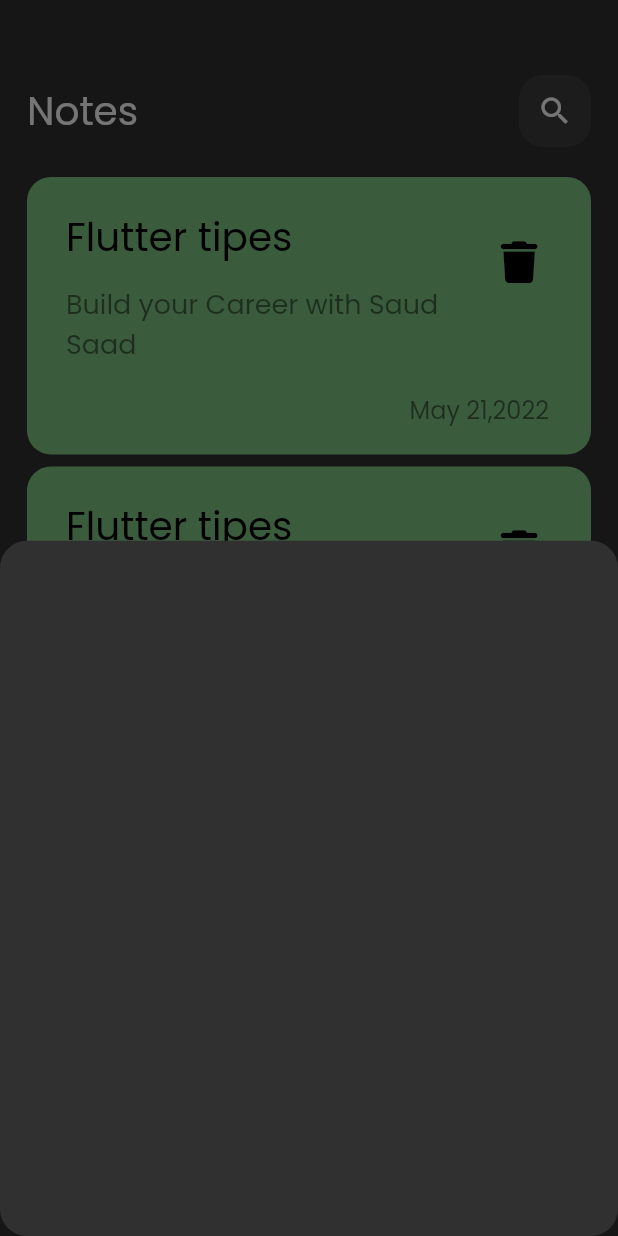
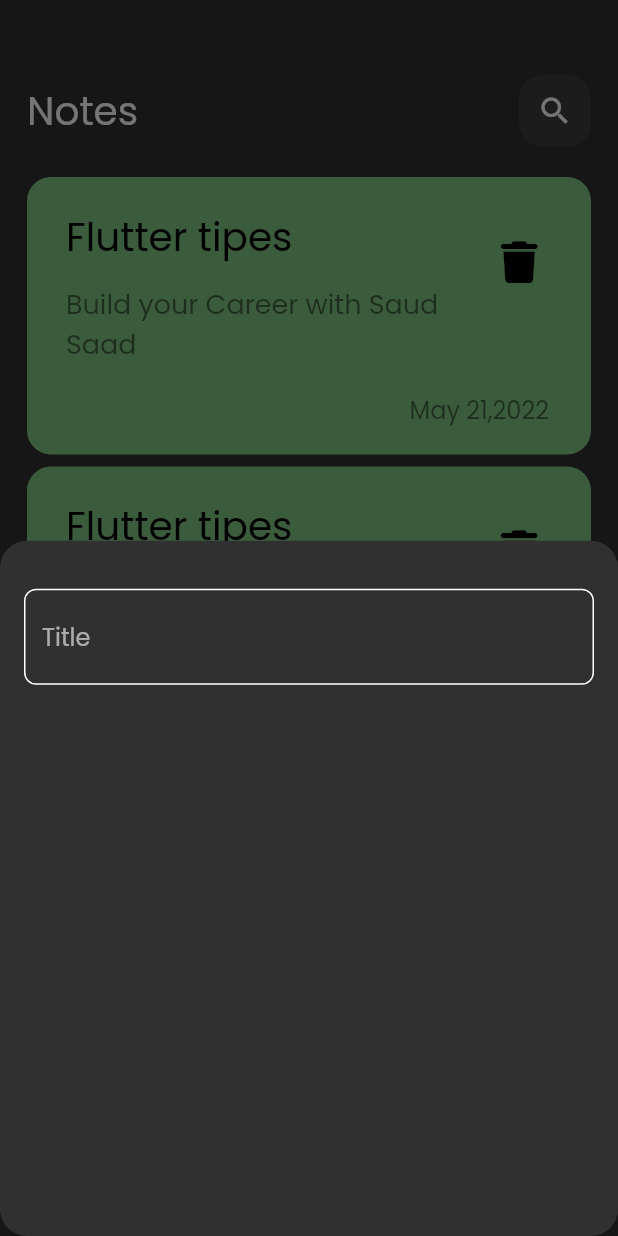
Before and after one commit to Saud2712/Notes_app, a Flutter app: the screen it shows after launch, after a tap on the "add" icon, on a phone screen of 412 x 824 dp. Run offline on Flutter 3.47's test engine with Material 2 defaults, Android fonts, the phone set to English and light mode, and no system bars; our stand-ins replace font_awesome_flutter.

Commit message:
creat custom text fild .

```diff
--- a/lib/widget/add_note_bottom_sheet.dart
+++ b/lib/widget/add_note_bottom_sheet.dart
@@ -5,6 +5,28 @@ class AddNoteBottomsheet extends StatelessWidget {
 
   @override
   Widget build(BuildContext context) {
-    return Container();
+    return Padding(
+      padding: const EdgeInsets.symmetric(horizontal: 16),
+      child: Column(
+        children: [
+          const SizedBox(height: 32),
+          TextField(
+            cursorColor: Colors.green[300],
+            decoration: InputDecoration(
+                hintText: 'Title',
+                border: buildBorder(),
+                enabledBorder: buildBorder(),
+                focusedBorder: buildBorder(Colors.green[300])),
+          )
+        ],
+      ),
+    );
+  }
+
+  OutlineInputBorder buildBorder([color]) {
+    return OutlineInputBorder(
+      borderRadius: BorderRadius.circular(8),
+      borderSide: BorderSide(color: color ?? Colors.white),
+    );
   }
 }
```
